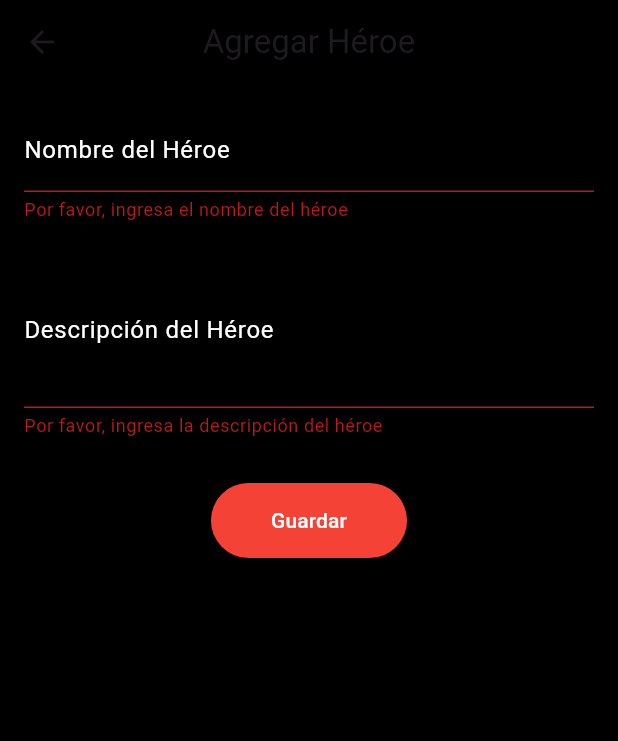
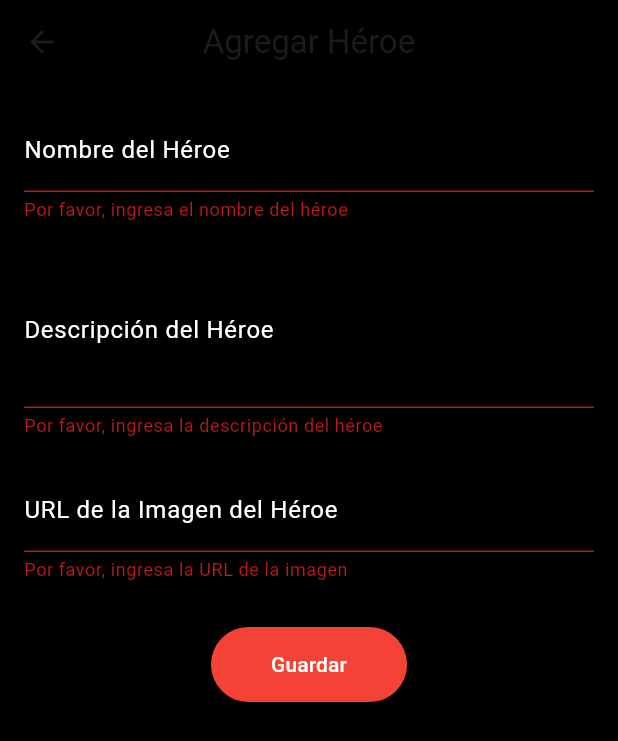
Before and after one commit to Cristhopher-Villamarin/marvel_api, a Flutter app: the AgregarDatoView screen opened directly, after a tap on "Guardar", on a phone screen of 412 x 824 dp. Shown: the top 741 px of the screen. Run offline on Flutter 3.47's test engine with Material 3 defaults, Android fonts, the phone set to English and light mode, and no system bars; our stand-ins replace font_awesome_flutter.

Commit message:
ultimo cambio

```diff
--- a/lib/views/agregar_dato_view.dart
+++ b/lib/views/agregar_dato_view.dart
@@ -11,6 +11,7 @@ class _AgregarDatoViewState extends State<AgregarDatoView> {
   // Controladores para los campos del formulario
   final TextEditingController _nombreController = TextEditingController();
   final TextEditingController _descripcionController = TextEditingController();
+  final TextEditingController _imagenController = TextEditingController();
 
   @override
   Widget build(BuildContext context) {
@@ -25,6 +26,7 @@ class _AgregarDatoViewState extends State<AgregarDatoView> {
         padding: const EdgeInsets.all(16.0),
         child: Form(
           key: _formKey,
+          child: SingleChildScrollView(
             child: Column(
               crossAxisAlignment: CrossAxisAlignment.start,
               children: [
@@ -51,7 +53,7 @@ class _AgregarDatoViewState extends State<AgregarDatoView> {
                 ),
                 const SizedBox(height: 20),
 
-              // Campo para la descripción del héroe
+                // Campo para la descripción
                 TextFormField(
                   controller: _descripcionController,
                   style: const TextStyle(color: Colors.white),
@@ -73,17 +75,41 @@ class _AgregarDatoViewState extends State<AgregarDatoView> {
                     return null;
                   },
                 ),
+                const SizedBox(height: 20),
+
+                // Campo para la URL de la imagen
+                TextFormField(
+                  controller: _imagenController,
+                  style: const TextStyle(color: Colors.white),
+                  decoration: const InputDecoration(
+                    labelText: 'URL de la Imagen del Héroe',
+                    labelStyle: TextStyle(color: Colors.white),
+                    enabledBorder: OutlineInputBorder(
+                      borderSide: BorderSide(color: Colors.white),
+                    ),
+                    focusedBorder: OutlineInputBorder(
+                      borderSide: BorderSide(color: Colors.red),
+                    ),
+                  ),
+                  validator: (value) {
+                    if (value == null || value.isEmpty) {
+                      return 'Por favor, ingresa la URL de la imagen';
+                    }
+                    return null;
+                  },
+                ),
                 const SizedBox(height: 30),
 
-              // Botón para guardar
+                // Botón de guardar
                 Center(
                   child: ElevatedButton(
                     onPressed: () {
                       if (_formKey.currentState!.validate()) {
-                      // Enviar los datos al volver a la pantalla anterior
+                        // Enviar los datos a la pantalla anterior
                         Navigator.pop(context, {
                           'nombre': _nombreController.text,
                           'descripcion': _descripcionController.text,
+                          'imagen': _imagenController.text,
                         });
                       }
                     },
@@ -100,6 +126,7 @@ class _AgregarDatoViewState extends State<AgregarDatoView> {
             ),
           ),
         ),
+      ),
     );
   }
 }
--- a/lib/views/api_marvel_view.dart
+++ b/lib/views/api_marvel_view.dart
@@ -66,7 +66,7 @@ class _DatosViewState extends State<DatosView> {
                       id: _listaDatos.length + 1, // Genera un id único
                       nombre: nuevoDato['nombre'],
                       descripcion: nuevoDato['descripcion'],
-                      imagen: 'assets/imagenes/logo Marvel.png', // Imagen por defecto
+                      imagen: nuevoDato['imagen'],
                     ),
                   );
                 });
```
Lines whose indentation alone changed are shown as unchanged.
